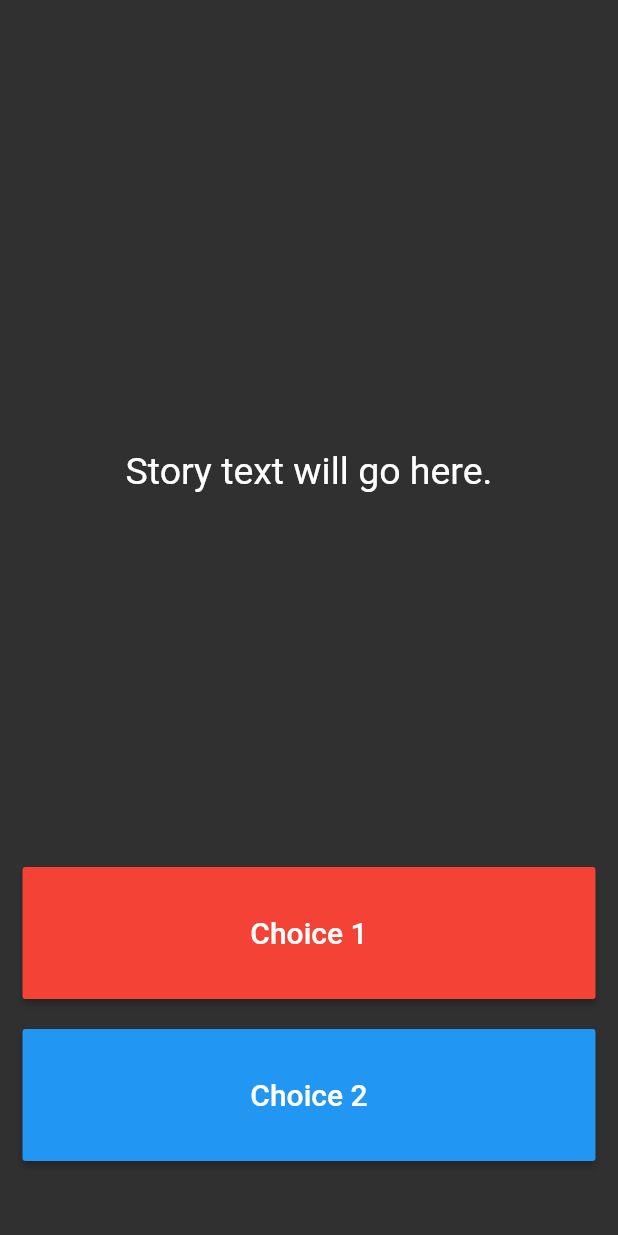
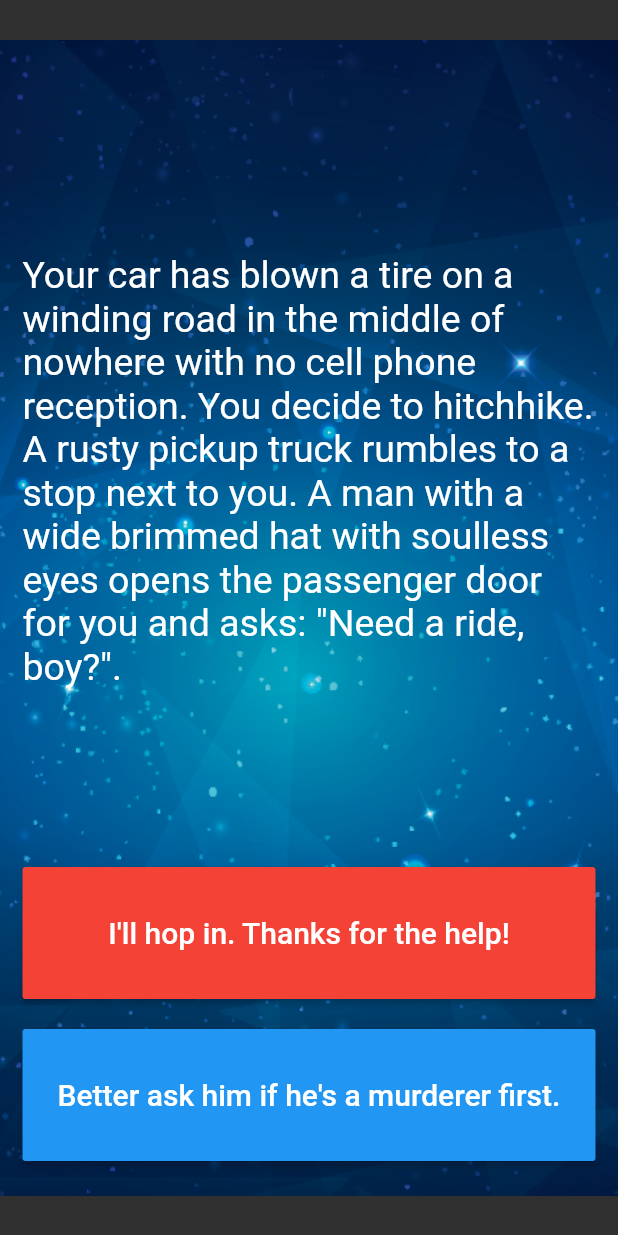
Before and after one commit to Gajendhiranm/destiniapp, a Flutter app: the screen it shows after launch, on a phone screen of 412 x 824 dp. Run offline on Flutter 3.47's test engine with Material 2 defaults, Android fonts, the phone set to English and light mode, and no system bars.

Commit message:
app completed

```diff
--- a/lib/main.dart
+++ b/lib/main.dart
@@ -1,6 +1,6 @@
 import 'package:flutter/material.dart';
+import 'story_brain.dart';
 
-//TODO: Step 15 - Run the app and see if you can see the screen update with the first story. Delete this TODO if it looks as you expected.
 
 void main() => runApp(Destini());
 
@@ -13,7 +13,7 @@ class Destini extends StatelessWidget {
   }
 }
 
-//TODO: Step 9 - Create a new storyBrain object from the StoryBrain class.
+StoryBrain storyBrain = StoryBrain();
 
 class StoryPage extends StatefulWidget {
   _StoryPageState createState() => _StoryPageState();
@@ -24,7 +24,11 @@ class _StoryPageState extends State<StoryPage> {
   Widget build(BuildContext context) {
     return Scaffold(
       body: Container(
-        //TODO: Step 1 - Add background.png to this Container as a background image.
+        decoration: BoxDecoration(
+          image: DecorationImage(
+              image: AssetImage("images/background.png")
+          )
+        ),
         padding: EdgeInsets.symmetric(vertical: 50.0, horizontal: 15.0),
         constraints: BoxConstraints.expand(),
         child: SafeArea(
@@ -35,8 +39,7 @@ class _StoryPageState extends State<StoryPage> {
                 flex: 12,
                 child: Center(
                   child: Text(
-                    //TODO: Step 10 - use the storyBrain to get the first story title and display it in this Text Widget.
-                    'Story text will go here.',
+                    storyBrain.getStory(),
                     style: TextStyle(
                       fontSize: 25.0,
                     ),
@@ -49,11 +52,12 @@ class _StoryPageState extends State<StoryPage> {
                   onPressed: () {
                     //Choice 1 made by user.
                     //TODO: Step 18 - Call the nextStory() method from storyBrain and pass the number 1 as the choice made by the user.
-                  },
+                    setState(() {
+                      storyBrain.nextStory(1);
+                    });                  },
                   color: Colors.red,
                   child: Text(
-                    //TODO: Step 13 - Use the storyBrain to get the text for choice 1.
-                    'Choice 1',
+                    storyBrain.getChoice1(),
                     style: TextStyle(
                       fontSize: 20.0,
                     ),
@@ -67,17 +71,20 @@ class _StoryPageState extends State<StoryPage> {
                 flex: 2,
                 //TODO: Step 26 - Use a Flutter Visibility Widget to wrap this FlatButton.
                 //TODO: Step 28 - Set the "visible" property of the Visibility Widget to equal the output from the buttonShouldBeVisible() method in the storyBrain.
+                child: Visibility(
+                  visible: storyBrain.buttonShouldBeVisible(),
                   child: MaterialButton(
                     onPressed: () {
                       //Choice 2 made by user.
                       //TODO: Step 19 - Call the nextStory() method from storyBrain and pass the number 2 as the choice made by the user.
+                      storyBrain.nextStory(2);
                     },
                     color: Colors.blue,
                     child: Text(
-                    //TODO: Step 14 - Use the storyBrain to get the text for choice 2.
-                    'Choice 2',
+                      storyBrain.getChoice2(),
                       style: TextStyle(
                         fontSize: 20.0,
+                      ),
                     ),
                   ),
                 ),
@@ -90,6 +97,5 @@ class _StoryPageState extends State<StoryPage> {
   }
 }
 
-//TODO: Step 24 - Run the app and try to figure out what code you need to add to this file to make the story change when you press on the choice buttons.
 
 //TODO: Step 29 - Run the app and test it against the Story Outline to make sure you've completed all the steps. The code for the completed app can be found here: https://github.com/londonappbrewery/destini-challenge-completed/
--- a/pubspec.yaml
+++ b/pubspec.yaml
@@ -59,9 +59,8 @@ flutter:
   uses-material-design: true
 
   # To add assets to your application, add an assets section, like this:
-  # assets:
-  #   - images/a_dot_burr.jpeg
-  #   - images/a_dot_ham.jpeg
+  assets:
+     - images/
 
   # An image asset can refer to one or more resolution-specific "variants", see
   # https://flutter.dev/assets-and-images/#resolution-aware
```
Also changed, not shown: lib/story.dart (+6 -4 lines), lib/story_brain.dart (+81 -40 lines), images/background.png (added). Lines whose indentation alone changed are shown as unchanged.
